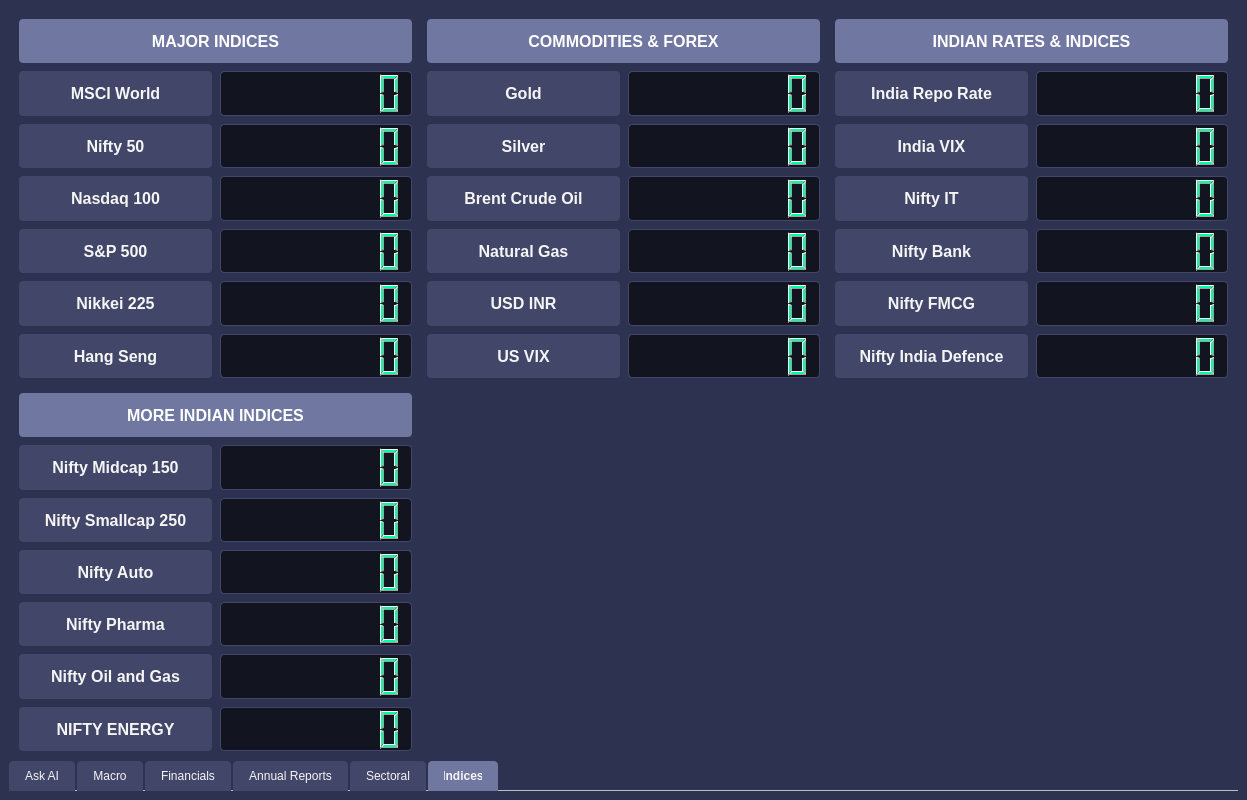
First picture: the form in ui/main.ui, repository sakshatshinde/ApexFlow, before the edit.
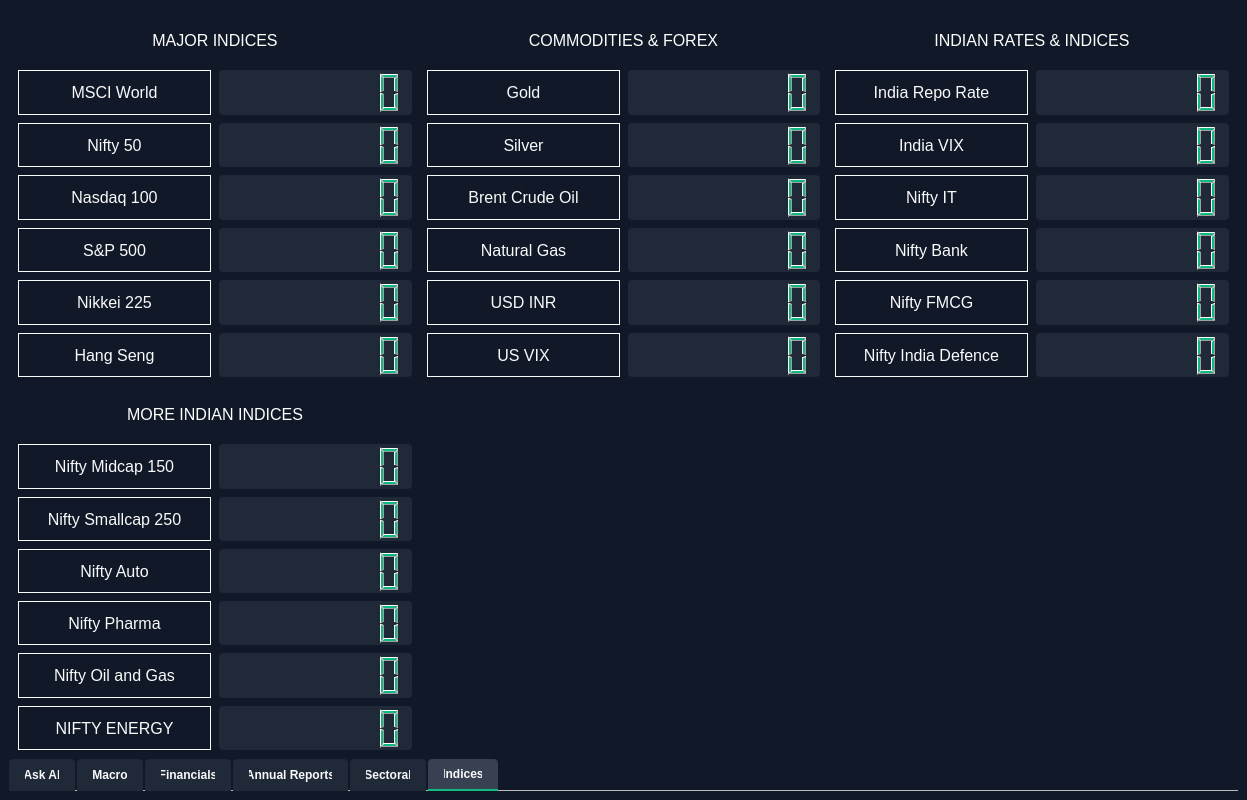
Second picture: the form after the edit. Icons and pictures are not drawn.

Commit message:
Revamp UI styling with modernized color scheme and typography
Updated UI styles for improved aesthetics and accessibility. Key changes include refreshed color palettes, enhanced contrast for buttons and tabs, and consistent font weights. Adjusted the layout and component styling to ensure a modern and cohesive user experience.

The edit to the form file:
```diff
--- a/ui/main.ui
+++ b/ui/main.ui
@@ -19,95 +19,179 @@
   </property>
   <property name="styleSheet">
    <string>
-            QMainWindow {
-                background-color: #2D3250;
-                color: #F5F5F5;
-            }
+      /* Base colors and variables */
+QMainWindow {
+    background-color: #111827;
+    color: #F9FAFB;
+}
 
-            QTabWidget::pane {
-                border: 1px solid #424769;
-                background-color: #2D3250;
-                border-radius: 4px;
-            }
+/* Tab styling */
+QTabWidget::pane {
+    border: none;
+    background-color: #111827;
+    border-radius: 6px;
+}
 
-            QTabBar::tab {
-                background-color: #424769;
-                color: #F5F5F5;
-                padding: 8px 16px;
-                margin-right: 2px;
-                border-top-left-radius: 4px;
-                border-top-right-radius: 4px;
-            }
+QTabBar::tab {
+    background-color: #1F2937;
+    color: #F9FAFB;
+    padding: 8px 16px;
+    margin-right: 2px;
+    border-top-left-radius: 4px;
+    border-top-right-radius: 4px;
+    font-weight: 500;
+}
 
-            QTabBar::tab:selected {
-                background-color: #7077A1;
-                font-weight: bold;
-            }
+QTabBar::tab:selected {
+    background-color: #374151;
+    border-bottom: 2px solid #10B981;
+}
 
             QTabBar::tab:hover:!selected {
                 background-color: #5D6487;
             }
 
-            QLCDNumber {
-                background-color: #121420;
-                color: #00FF9F;
-                border: 1px solid #424769;
-                border-radius: 4px;
-            }
+/* LCD styling */
+QLCDNumber {
+    background-color: #1F2937;
+    color: #10B981;
+    border: none;
+    border-radius: 4px;
+}
 
-            QLabel {
-                background-color: #424769;
-                color: #F5F5F5;
-                padding: 5px;
-                border-radius: 4px;
-            }
+/* Label styling */
+QLabel {
+    background-color: transparent;
+    color: #F9FAFB;
+    padding: 6px;
+    font-weight: 400;
+}
 
-            QPushButton {
-                background-color: #7077A1;
-                color: white;
-                border-radius: 4px;
-                padding: 8px 12px;
-                font-weight: bold;
-            }
+/* Header labels */
+QLabel[objectName*=&quot;Header&quot;] {
+    background-color: #374151;
+    color: white;
+    padding: 8px;
+    border-radius: 4px;
+    font-weight: 600;
+}
 
-            QPushButton:hover {
-                background-color: #5D6487;
-            }
+/* Button styling - Fixed contrast issues */
+QPushButton {
+    background-color: #3B82F6;
+    color: #FFFFFF;
+    border-radius: 4px;
+    padding: 10px 14px;
+    font-weight: 600;
+    font-size: 14px;
+    letter-spacing: 0.5px;
+    border: none;
+}
 
             QPushButton:pressed {
                 background-color: #2D3250;
             }
 
-            QTextEdit, QTextBrowser {
-                background-color: #323855;
-                color: #F5F5F5;
-                border: 1px solid #424769;
-                border-radius: 4px;
-                padding: 5px;
-            }
+QPushButton:pressed {
+    background-color: #1D4ED8;
+}
 
-            QMenuBar {
-                background-color: #424769;
-                color: #F5F5F5;
-            }
+QPushButton:disabled {
+    background-color: #374151;
+    color: #9CA3AF;
+}
 
-            QMenuBar::item {
-                background-color: transparent;
-            }
+/* Text components */
+QTextEdit, QTextBrowser {
+    background-color: #1F2937;
+    color: #F9FAFB;
+    border: none;
+    border-radius: 4px;
+    padding: 6px;
+    selection-background-color: #4F46E5;
+}
 
-            QMenuBar::item:selected {
-                background-color: #7077A1;
-            }
+/* Menu styling */
+QMenuBar {
+    background-color: #1F2937;
+    color: #F9FAFB;
+    border-bottom: 1px solid #374151;
+}
 
-            QMenu {
-                background-color: #424769;
-                color: #F5F5F5;
-                border: 1px solid #121420;
-            }
+QMenuBar::item {
+    background-color: transparent;
+    padding: 6px 8px;
+    border-radius: 2px;
+}
 
-            QMenu::item:selected {
-                background-color: #7077A1;
-            }
+QMenuBar::item:selected {
+    background-color: #374151;
+}
+
+QMenu {
+    background-color: #1F2937;
+    color: #F9FAFB;
+    border: 1px solid #111827;
+    border-radius: 4px;
+}
+
+QMenu::item {
+    padding: 6px 16px;
+    border-radius: 2px;
+}
+
+QMenu::item:selected {
+    background-color: #374151;
+}
+
+/* Scrollbar styling */
+QScrollBar:vertical {
+    border: none;
+    background: #1F2937;
+    width: 6px;
+    border-radius: 3px;
+}
+
+QScrollBar::handle:vertical {
+    background: #4F46E5;
+    min-height: 24px;
+    border-radius: 3px;
+}
+
+QScrollBar::add-line:vertical, QScrollBar::sub-line:vertical {
+    height: 0px;
+}
+
+QScrollBar:horizontal {
+    border: none;
+    background: #1F2937;
+    height: 6px;
+    border-radius: 3px;
+}
+
+QScrollBar::handle:horizontal {
+    background: #4F46E5;
+    min-width: 24px;
+    border-radius: 3px;
+}
+
+QScrollBar::add-line:horizontal, QScrollBar::sub-line:horizontal {
+    width: 0px;
+}
+
+/* Triangle indicators */
+QLabel[class=&quot;up-triangle&quot;] {
+    color: #10B981; /* Green color for up movement */
+    font-family: Arial;
+    font-size: 16px;
+}
+
+QLabel[class=&quot;down-triangle&quot;] {
+    color: #EF4444; /* Red color for down movement */
+    font-family: Arial;
+    font-size: 16px;
+}
+
             </string>
   </property>
   <widget class="QWidget" name="centralwidget">
@@ -252,11 +336,11 @@
              <font>
               <family>Segoe UI</family>
               <pointsize>12</pointsize>
-              <bold>true</bold>
+              <fontweight>DemiBold</fontweight>
              </font>
             </property>
             <property name="styleSheet">
-             <string>background-color: #7077A1; color: white; padding: 8px; border-radius: 4px;</string>
+             <string>color: white; padding: 8px; border-radius: 4px;</string>
             </property>
             <property name="text">
              <string>MAJOR INDICES</string>
@@ -280,7 +364,7 @@
                <font>
                 <family>Segoe UI</family>
                 <pointsize>12</pointsize>
-                <bold>true</bold>
+                <bold>false</bold>
                </font>
               </property>
               <property name="frameShape">
@@ -317,7 +401,7 @@
                <font>
                 <family>Segoe UI</family>
                 <pointsize>12</pointsize>
-                <bold>true</bold>
+                <bold>false</bold>
                </font>
               </property>
               <property name="frameShape">
@@ -354,7 +438,7 @@
                <font>
                 <family>Segoe UI</family>
                 <pointsize>12</pointsize>
-                <bold>true</bold>
+                <bold>false</bold>
                </font>
               </property>
               <property name="frameShape">
@@ -391,7 +475,7 @@
                <font>
                 <family>Segoe UI</family>
                 <pointsize>12</pointsize>
-                <bold>true</bold>
+                <bold>false</bold>
                </font>
               </property>
               <property name="frameShape">
@@ -428,7 +512,7 @@
                <font>
                 <family>Segoe UI</family>
                 <pointsize>12</pointsize>
-                <bold>true</bold>
+                <bold>false</bold>
                </font>
               </property>
               <property name="frameShape">
@@ -465,7 +549,7 @@
                <font>
                 <family>Segoe UI</family>
                 <pointsize>12</pointsize>
-                <bold>true</bold>
+                <bold>false</bold>
                </font>
               </property>
               <property name="frameShape">
@@ -501,11 +585,11 @@
              <font>
               <family>Segoe UI</family>
               <pointsize>12</pointsize>
-              <bold>true</bold>
+              <fontweight>DemiBold</fontweight>
              </font>
             </property>
             <property name="styleSheet">
-             <string>background-color: #7077A1; color: white; padding: 8px; border-radius: 4px;</string>
+             <string>color: white; padding: 8px; border-radius: 4px;</string>
             </property>
             <property name="text">
              <string>COMMODITIES &amp; FOREX</string>
@@ -529,7 +613,7 @@
                <font>
                 <family>Segoe UI</family>
                 <pointsize>12</pointsize>
-                <bold>true</bold>
+                <bold>false</bold>
                </font>
               </property>
               <property name="frameShape">
@@ -566,7 +650,7 @@
                <font>
                 <family>Segoe UI</family>
                 <pointsize>12</pointsize>
-                <bold>true</bold>
+                <bold>false</bold>
                </font>
               </property>
               <property name="frameShape">
@@ -603,7 +687,7 @@
                <font>
                 <family>Segoe UI</family>
                 <pointsize>12</pointsize>
-                <bold>true</bold>
+                <bold>false</bold>
                </font>
               </property>
               <property name="frameShape">
@@ -640,7 +724,7 @@
                <font>
                 <family>Segoe UI</family>
                 <pointsize>12</pointsize>
-                <bold>true</bold>
+                <bold>false</bold>
                </font>
               </property>
               <property name="frameShape">
@@ -677,7 +761,7 @@
                <font>
                 <family>Segoe UI</family>
                 <pointsize>12</pointsize>
-                <bold>true</bold>
+                <bold>false</bold>
                </font>
               </property>
               <property name="frameShape">
@@ -714,7 +798,7 @@
                <font>
                 <family>Segoe UI</family>
                 <pointsize>12</pointsize>
-                <bold>true</bold>
+                <bold>false</bold>
                </font>
               </property>
               <property name="frameShape">
@@ -750,11 +834,11 @@
              <font>
               <family>Segoe UI</family>
               <pointsize>12</pointsize>
-              <bold>true</bold>
+              <fontweight>DemiBold</fontweight>
              </font>
             </property>
             <property name="styleSheet">
-             <string>background-color: #7077A1; color: white; padding: 8px; border-radius: 4px;</string>
+             <string>color: white; padding: 8px; border-radius: 4px;</string>
             </property>
             <property name="text">
              <string>INDIAN RATES &amp; INDICES</string>
@@ -778,7 +862,7 @@
                <font>
                 <family>Segoe UI</family>
                 <pointsize>12</pointsize>
-                <bold>true</bold>
+                <bold>false</bold>
                </font>
               </property>
               <property name="frameShape">
@@ -815,7 +899,7 @@
                <font>
                 <family>Segoe UI</family>
                 <pointsize>12</pointsize>
-                <bold>true</bold>
+                <bold>false</bold>
                </font>
               </property>
               <property name="frameShape">
@@ -852,7 +936,7 @@
                <font>
                 <family>Segoe UI</family>
                 <pointsize>12</pointsize>
-                <bold>true</bold>
+                <bold>false</bold>
                </font>
               </property>
               <property name="frameShape">
@@ -889,7 +973,7 @@
                <font>
                 <family>Segoe UI</family>
                 <pointsize>12</pointsize>
-                <bold>true</bold>
+                <bold>false</bold>
                </font>
               </property>
               <property name="frameShape">
@@ -926,7 +1010,7 @@
                <font>
                 <family>Segoe UI</family>
                 <pointsize>12</pointsize>
-                <bold>true</bold>
+                <bold>false</bold>
                </font>
               </property>
               <property name="frameShape">
@@ -963,7 +1047,7 @@
                <font>
                 <family>Segoe UI</family>
                 <pointsize>12</pointsize>
-                <bold>true</bold>
+                <bold>false</bold>
                </font>
               </property>
               <property name="frameShape">
@@ -999,11 +1083,11 @@
              <font>
               <family>Segoe UI</family>
               <pointsize>12</pointsize>
-              <bold>true</bold>
+              <fontweight>DemiBold</fontweight>
              </font>
             </property>
             <property name="styleSheet">
-             <string>background-color: #7077A1; color: white; padding: 8px; border-radius: 4px;</string>
+             <string>color: white; padding: 8px; border-radius: 4px;</string>
             </property>
             <property name="text">
              <string>MORE INDIAN INDICES</string>
@@ -1027,7 +1111,7 @@
                <font>
                 <family>Segoe UI</family>
                 <pointsize>12</pointsize>
-                <bold>true</bold>
+                <bold>false</bold>
                </font>
               </property>
               <property name="frameShape">
@@ -1064,7 +1148,7 @@
                <font>
                 <family>Segoe UI</family>
                 <pointsize>12</pointsize>
-                <bold>true</bold>
+                <bold>false</bold>
                </font>
               </property>
               <property name="frameShape">
@@ -1101,7 +1185,7 @@
                <font>
                 <family>Segoe UI</family>
                 <pointsize>12</pointsize>
-                <bold>true</bold>
+                <bold>false</bold>
                </font>
               </property>
               <property name="frameShape">
@@ -1138,7 +1222,7 @@
                <font>
                 <family>Segoe UI</family>
                 <pointsize>12</pointsize>
-                <bold>true</bold>
+                <bold>false</bold>
                </font>
               </property>
               <property name="frameShape">
@@ -1175,7 +1259,7 @@
                <font>
                 <family>Segoe UI</family>
                 <pointsize>12</pointsize>
-                <bold>true</bold>
+                <bold>false</bold>
                </font>
               </property>
               <property name="frameShape">
@@ -1212,7 +1296,7 @@
                <font>
                 <family>Segoe UI</family>
                 <pointsize>12</pointsize>
-                <bold>true</bold>
+                <bold>false</bold>
                </font>
               </property>
               <property name="frameShape">
```
Left out of the diff: 14 changed lines with no effect on the pictures. The commit also changes 1 other file.
